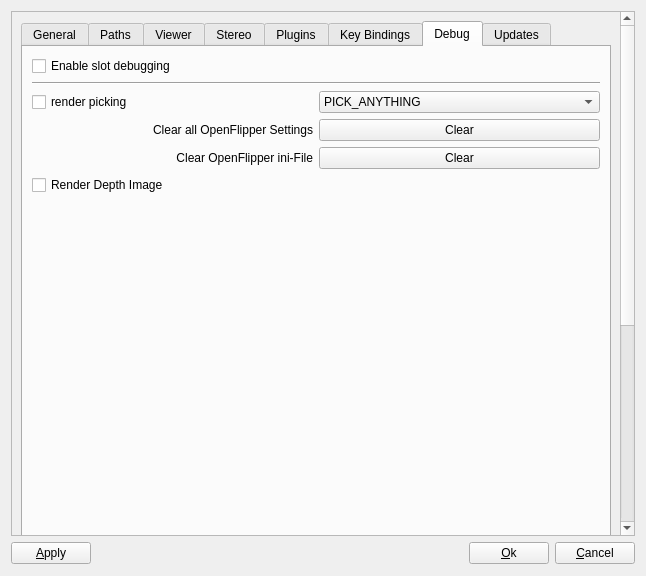
ShenRen/OpenFlipper, file OpenFlipper/widgets/optionsWidget/optionsWidget.ui: the form before one commit.
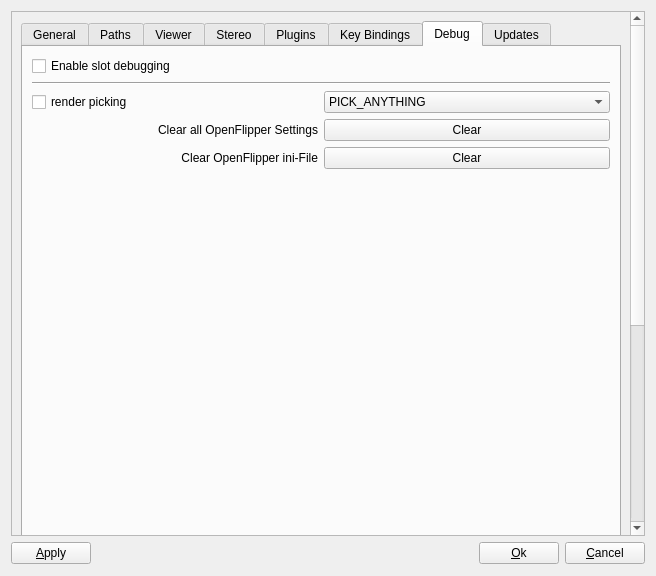
The form after the commit. The open tabs and pages were chosen to show the change. Custom widgets are drawn as their Qt base class.

Commit message: Removed depth renderer from core

Patch:
```diff
--- a/OpenFlipper/widgets/optionsWidget/optionsWidget.ui
+++ b/OpenFlipper/widgets/optionsWidget/optionsWidget.ui
@@ -6,7 +6,7 @@
    <rect>
     <x>0</x>
     <y>0</y>
-    <width>646</width>
+    <width>656</width>
     <height>576</height>
    </rect>
   </property>
@@ -36,8 +36,8 @@
        <rect>
         <x>0</x>
         <y>0</y>
-        <width>617</width>
-        <height>836</height>
+        <width>666</width>
+        <height>866</height>
        </rect>
       </property>
       <layout class="QVBoxLayout" name="verticalLayout">
@@ -1871,22 +1871,6 @@
              </item>
             </layout>
            </item>
-           <item>
-            <widget class="QCheckBox" name="renderDepth">
-             <property name="toolTip">
-              <string>Renders the depth buffer as a grayscale image</string>
-             </property>
-             <property name="statusTip">
-              <string>Renders the depth buffer as a grayscale image</string>
-             </property>
-             <property name="whatsThis">
-              <string>Renders the depth buffer as a grayscale image</string>
-             </property>
-             <property name="text">
-              <string>Render Depth Image</string>
-             </property>
-            </widget>
-           </item>
            <item>
             <spacer name="verticalSpacer_3">
              <property name="orientation">
```
Left out of the diff: 2 changed lines with no effect on the pictures. The commit also changes 7 other files.
